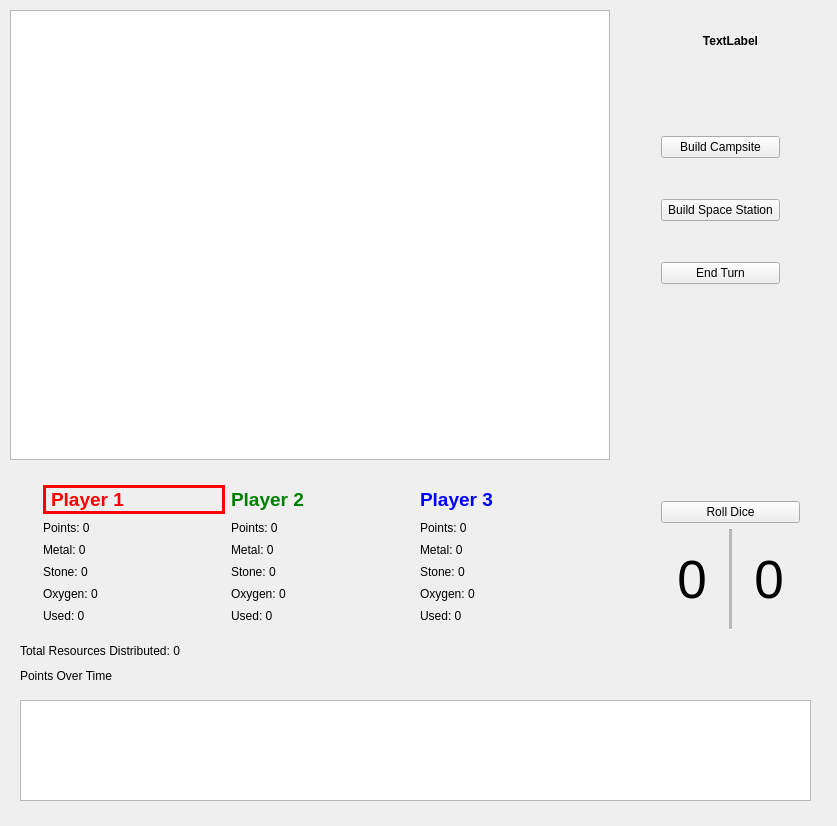
This is Catan/catanwindow.ui in Cmendivil/catan as Qt 5 draws it before an edit. The edited form follows.
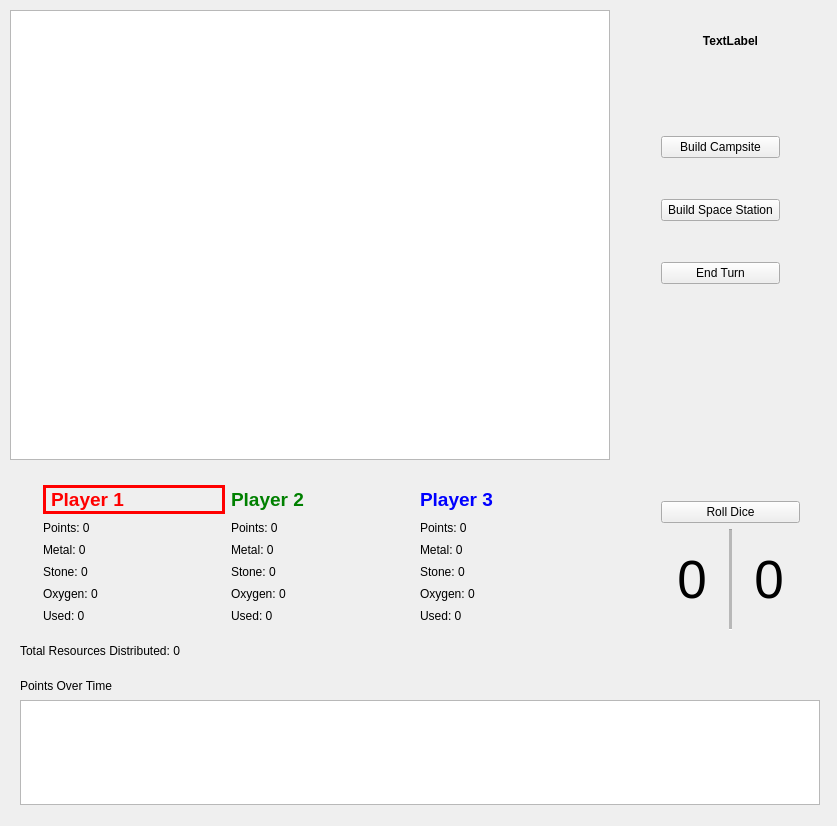
This is the edited form.

```diff
--- a/Catan/catanwindow.ui
+++ b/Catan/catanwindow.ui
@@ -54,16 +54,22 @@
      <rect>
       <x>20</x>
       <y>700</y>
-      <width>791</width>
-      <height>101</height>
+      <width>800</width>
+      <height>105</height>
      </rect>
     </property>
+    <property name="verticalScrollBarPolicy">
+     <enum>Qt::ScrollBarAlwaysOff</enum>
+    </property>
+    <property name="horizontalScrollBarPolicy">
+     <enum>Qt::ScrollBarAlwaysOff</enum>
+    </property>
    </widget>
    <widget class="QLabel" name="label_2">
     <property name="geometry">
      <rect>
       <x>20</x>
-      <y>660</y>
+      <y>670</y>
       <width>121</width>
       <height>31</height>
      </rect>
```
Left out of the diff: 4 changed lines with no effect on the pictures.
